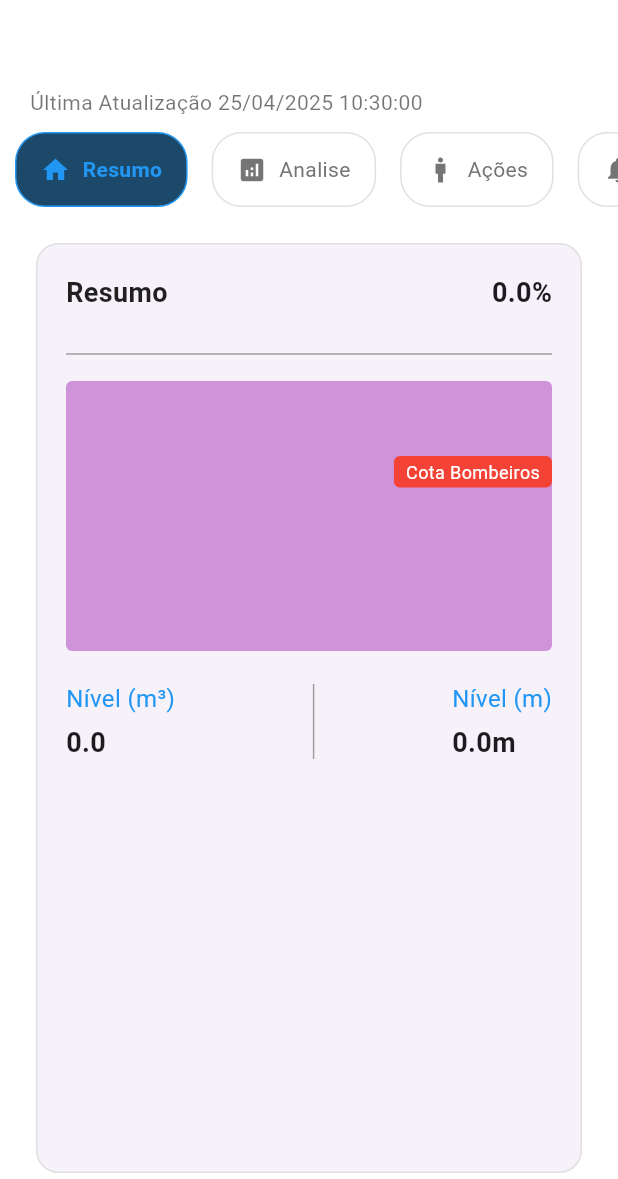
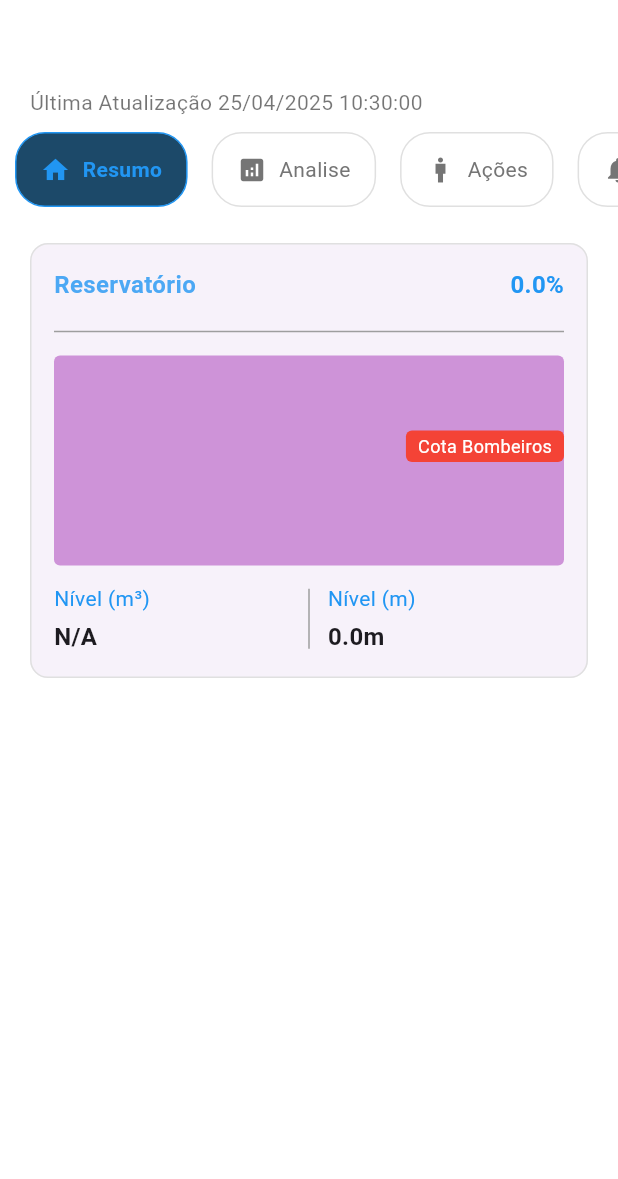
Before and after one commit to Eduardo-MKS/QualleControl, a Flutter app: the CondominioDetalhesScreen screen opened directly with empty values, on a phone screen of 412 x 824 dp, the part 57-1236 px from its top. Run offline on Flutter 3.47's test engine with Material 3 defaults, Android fonts, the phone set to English and light mode, and no system bars; our stand-ins replace dio, fl_chart, flutter_svg.

Commit message:
refactor: changed mode of displaying card components

```diff
--- a/lib/controller/condominio_controller.dart
+++ b/lib/controller/condominio_controller.dart
@@ -1,3 +1,5 @@
+// ignore_for_file: avoid_print
+
 import 'package:flutter/material.dart';
 import '../models/condominio_model.dart';
 import 'package:dio/dio.dart';
--- a/lib/models/condominio_model.dart
+++ b/lib/models/condominio_model.dart
@@ -40,6 +40,11 @@ class CondominioModel {
         reservatorioList.isNotEmpty ? reservatorioList[0] : null;
     final cisterna = cisternaList.isNotEmpty ? cisternaList[0] : null;
 
+    String imageAsset = 'assets/prédios_Prancheta.png';
+    if (json["nome"] == 'Condomínio Quinta Das Palmeiras') {
+      imageAsset = 'assets/casas.png';
+    }
+
     return CondominioModel(
       nome: json['nome'] ?? '',
       ultimaAtualizacao: DateTime.tryParse(json['ultimaAtualizacao'] ?? ''),
@@ -50,7 +55,7 @@ class CondominioModel {
       nivelCisternaMetros: (cisterna?['nivelMetro'] as num?)?.toDouble(),
       nivelCisternaPercentual:
           (cisterna?['nivelPercentual'] as num?)?.toDouble(),
-      imageCondo: 'assets/prédios_Prancheta.png', // Imagem fixa
+      imageCondo: imageAsset, // Imagem fixa
       hasCisterna: cisterna != null,
       hasPressao: false, // Se não existir no JSON, setar como false
       pressaoSaida: null,
--- a/lib/views/condominios/detalhes/resumo_component.dart
+++ b/lib/views/condominios/detalhes/resumo_component.dart
@@ -8,100 +8,152 @@ class ResumoScreen extends StatelessWidget {
 
   @override
   Widget build(BuildContext context) {
+    // Verificar se deve mostrar tanto reservatório quanto cisterna
+    final bool hasReservatorio =
+        condominio.nivelReservatorioPercentual != null ||
+        condominio.nivelReservatorioMetros != null;
+
+    final bool hasCisterna =
+        condominio.hasCisterna &&
+        (condominio.nivelCisternaPercentual != null ||
+            condominio.nivelCisternaMetros != null);
+
     return Padding(
-      padding: const EdgeInsets.symmetric(horizontal: 20.0),
-      child: Card(
+      padding: const EdgeInsets.symmetric(horizontal: 16.0),
+      child: Column(
+        children: [
+          // Card do Reservatório (se tiver dados)
+          if (hasReservatorio)
+            _buildCard(
+              titulo: "Reservatório",
+              percentualValue: condominio.nivelReservatorioPercentual ?? 0.0,
+              metrosValue: "${condominio.nivelReservatorioMetros ?? 'N/A'}m",
+              pressaoSaida:
+                  condominio.hasPressao ? condominio.pressaoSaida : null,
+              color: Colors.blue,
+            ),
+
+          if (hasReservatorio && hasCisterna) const SizedBox(height: 12),
+
+          // Card da Cisterna (se tiver dados)
+          if (hasCisterna)
+            _buildCard(
+              titulo: "Cisterna",
+              percentualValue: condominio.nivelCisternaPercentual ?? 0.0,
+              metrosValue: "${condominio.nivelCisternaMetros ?? 'N/A'}m",
+              pressaoSaida:
+                  null, // A cisterna geralmente não tem pressão de saída
+              color: const Color.fromARGB(255, 6, 20, 124),
+            ),
+        ],
+      ),
+    );
+  }
+
+  Widget _buildCard({
+    required String titulo,
+    required double percentualValue,
+    required String metrosValue,
+    double? pressaoSaida,
+    required Color color,
+  }) {
+    return Card(
       elevation: 0,
       shape: RoundedRectangleBorder(
-          borderRadius: BorderRadius.circular(15),
+        borderRadius: BorderRadius.circular(12),
         side: BorderSide(color: Colors.grey.shade300, width: 1),
       ),
       child: Padding(
-          padding: const EdgeInsets.all(20.0),
+        padding: const EdgeInsets.all(16.0),
         child: Column(
           crossAxisAlignment: CrossAxisAlignment.start,
           children: [
             Row(
               mainAxisAlignment: MainAxisAlignment.spaceBetween,
               children: [
-                  const Text(
-                    "Resumo",
+                Text(
+                  titulo,
                   style: TextStyle(
-                      fontSize: 18,
+                    fontSize: 16,
                     fontWeight: FontWeight.bold,
-                      color: Colors.black87,
+                    color: color.withOpacity(0.8),
                   ),
                 ),
                 Text(
-                    "${((condominio.nivelReservatorioPercentual ?? 0.0) * 100).toStringAsFixed(1)}%",
+                  "${(percentualValue * 100).toStringAsFixed(1)}%",
+                  style: TextStyle(
+                    fontSize: 16,
+                    fontWeight: FontWeight.bold,
+                    color: color,
+                  ),
+                ),
+              ],
+            ),
+            const SizedBox(height: 12),
+
+            const Divider(color: Colors.grey),
+            const SizedBox(height: 8),
+
+            // Gráfico reduzido de tamanho
+            SizedBox(
+              height: 140,
+              child: ReservatorioChart(nivelPercentual: percentualValue * 100),
+            ),
+
+            const SizedBox(height: 12),
+
+            // Informações de nível
+            Row(
+              mainAxisAlignment: MainAxisAlignment.spaceBetween,
+              children: [
+                Expanded(
+                  child: Column(
+                    crossAxisAlignment: CrossAxisAlignment.start,
+                    children: [
+                      Text(
+                        "Nível (m³)",
+                        style: TextStyle(color: color, fontSize: 14),
+                      ),
+                      const SizedBox(height: 4),
+                      Text(
+                        pressaoSaida != null
+                            ? ((pressaoSaida * 100)).toStringAsFixed(1)
+                            : "N/A",
                         style: const TextStyle(
-                      fontSize: 18,
+                          fontSize: 16,
                           fontWeight: FontWeight.bold,
                         ),
                       ),
                     ],
                   ),
-              const SizedBox(height: 20),
-
-              const Divider(color: Colors.grey),
-              const SizedBox(height: 10),
-
-              // Gráfico do reservatório
-              SizedBox(
-                height: 180,
-                child: ReservatorioChart(
-                  nivelPercentual:
-                      (condominio.nivelReservatorioPercentual ?? 0.0) * 100,
                 ),
-              ),
-
-              const SizedBox(height: 20),
-
-              // Informações de nível
-              Row(
-                mainAxisAlignment: MainAxisAlignment.spaceBetween,
-                children: [
-                  Column(
+                Container(height: 40, width: 1, color: Colors.grey),
+                Expanded(
+                  child: Padding(
+                    padding: const EdgeInsets.only(left: 12.0),
+                    child: Column(
                       crossAxisAlignment: CrossAxisAlignment.start,
                       children: [
-                      const Text(
-                        "Nível (m³)",
-                        style: TextStyle(color: Colors.blue, fontSize: 16),
+                        Text(
+                          "Nível (m)",
+                          style: TextStyle(color: color, fontSize: 14),
                         ),
-                      const SizedBox(height: 5),
+                        const SizedBox(height: 4),
                         Text(
-                        ((condominio.pressaoSaida ?? 0.0) * 100)
-                            .toStringAsFixed(1),
+                          metrosValue,
                           style: const TextStyle(
-                          fontSize: 18,
+                            fontSize: 16,
                             fontWeight: FontWeight.bold,
                           ),
                         ),
                       ],
                     ),
-                  Container(height: 50, width: 1, color: Colors.grey),
-                  Column(
-                    crossAxisAlignment: CrossAxisAlignment.start,
-                    children: [
-                      const Text(
-                        "Nível (m)",
-                        style: TextStyle(color: Colors.blue, fontSize: 16),
-                      ),
-                      const SizedBox(height: 5),
-                      Text(
-                        "${condominio.nivelReservatorioMetros ?? 'N/A'}m",
-                        style: const TextStyle(
-                          fontSize: 18,
-                          fontWeight: FontWeight.bold,
                   ),
                 ),
               ],
             ),
           ],
         ),
-            ],
-          ),
-        ),
       ),
     );
   }
```
Lines whose indentation alone changed are shown as unchanged.
